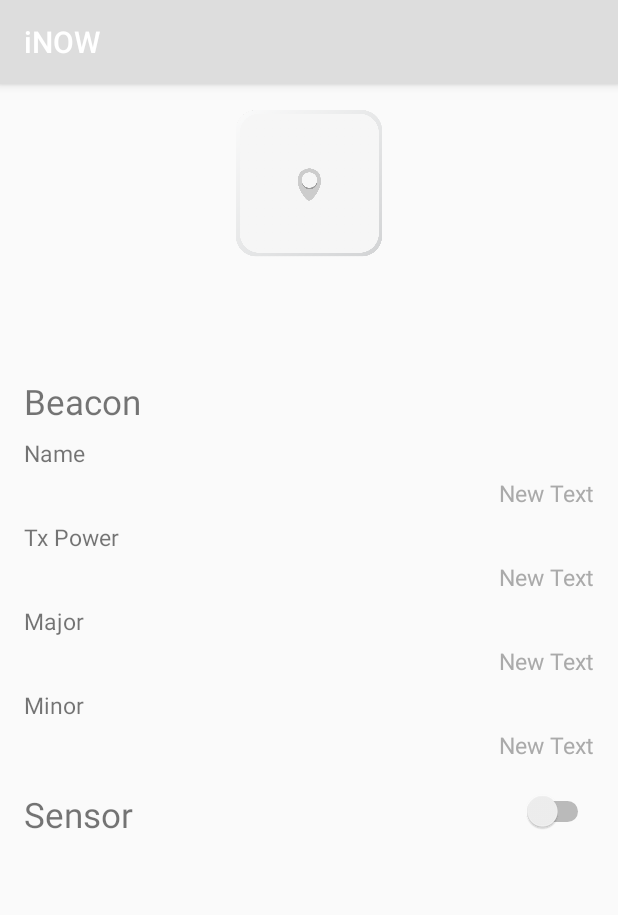
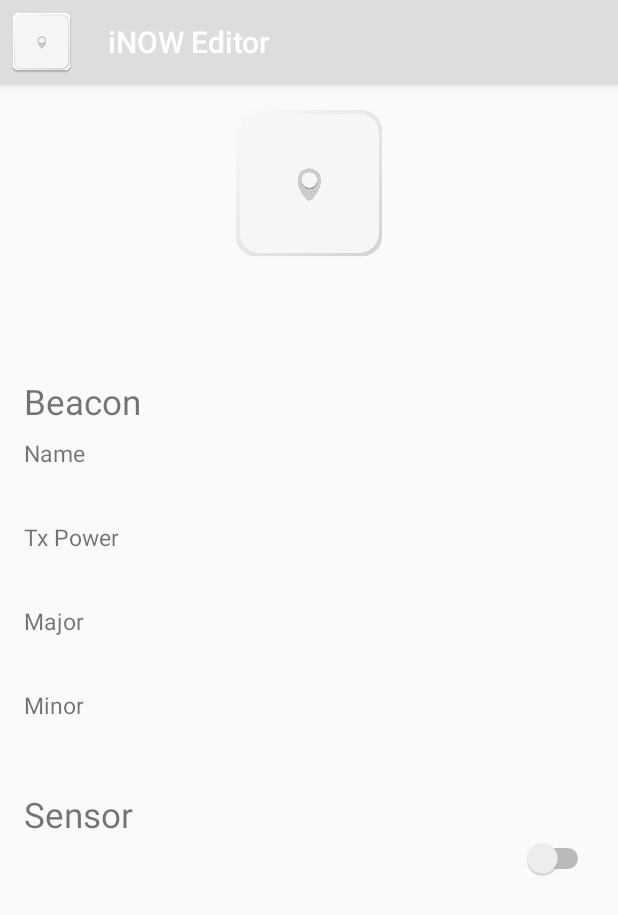
Before and after one commit to seongjo03/nemus-hi-intern, an Android app: the BeaconController screen opened directly, with no data from a screen before it, on a phone screen of 412 x 824 dp. Shown: the top 915 px of the screen. Run offline under Robolectric (Android 15) with nearby library versions, the phone set to English and light mode, and no system bars; 1 statement that could not run was skipped.

Commit message:
create beacon editor activity

```diff
--- a/BluetoothReceiver/app/src/main/java/com/example/nemus/bluetoothreceiver/BeaconController.java
+++ b/BluetoothReceiver/app/src/main/java/com/example/nemus/bluetoothreceiver/BeaconController.java
@@ -1,10 +1,19 @@
 package com.example.nemus.bluetoothreceiver;
 
+import android.app.Dialog;
+import android.content.DialogInterface;
 import android.content.Intent;
 import android.os.Bundle;
+import android.support.v7.app.AlertDialog;
 import android.support.v7.app.AppCompatActivity;
+import android.text.InputType;
 import android.util.Log;
+import android.view.KeyEvent;
+import android.view.LayoutInflater;
 import android.view.View;
+import android.widget.EditText;
+import android.widget.RelativeLayout;
+import android.widget.Switch;
 import android.widget.TextView;
 
 /**
@@ -12,20 +21,38 @@
  */
 public class BeaconController extends AppCompatActivity {
 
-	public static String data1 = "DEVICE_NAME", data2 = "DEVICE_ADDRESS", data3;
+	public static String data1 = "DEVICE_NAME",
+			data2 = "DEVICE_ADDRESS",
+			data3 = "DEVICE_TXPOWER",
+			data4 = "DEVICE_MAJOR",
+			data5 = "DEVICE_MINOR",
+			data6 = "SENSOR";
 	TextView t1, t2, t3, t4, t5, t6;
+	Switch s1;
+	RelativeLayout rl1, rl2, rl3, rl4;
+
+	int IS_CHANGED = 0;
 
 
 	public void onCreate(Bundle savedInstanceState){
 		super.onCreate(savedInstanceState);
 		setContentView(R.layout.beaconcontroller);
 
+		getSupportActionBar().setTitle(R.string.controller);
+		getSupportActionBar().setHomeAsUpIndicator(R.mipmap.inow);
+		getSupportActionBar().setDisplayHomeAsUpEnabled(true);
+
 		final Intent intent = getIntent();
 		String mDeviceName = intent.getStringExtra(data1);
 		String mDeviceAddress = intent.getStringExtra(data2);
+		String mDeviceTxPower = intent.getStringExtra(data3);
+		String mDeviceMajor = intent.getStringExtra(data4);
+		String mDeviceMinor = intent.getStringExtra(data5);
+		String mSensor = intent.getStringExtra(data6);
 
-		Log.d("data1", data1 + " " + mDeviceName);
-		Log.d("data2", data2 + " " + mDeviceAddress);
+		//Log.d("data1", data1 + " " + mDeviceName);
+		//Log.d("data2", data2 + " " + mDeviceAddress);
+		//Log.d("data6", data6 + " " + mSensor);
 
 		t1 = (TextView)findViewById(R.id.device_name);
 		t2 = (TextView)findViewById(R.id.device_bssid);
@@ -33,19 +60,128 @@
 		t4 = (TextView)findViewById(R.id.editTxPower);
 		t5 = (TextView)findViewById(R.id.editMajor);
 		t6 = (TextView)findViewById(R.id.editMinor);
+		s1 = (Switch)findViewById(R.id.switch1);
 
 		//t3.setOnclickListener(this);
 
 		t1.setText(mDeviceName);
 		t2.setText(mDeviceAddress);
+		t3.setText(mDeviceName);
+		t4.setText(mDeviceTxPower);
+		t5.setText(mDeviceMajor);
+		t6.setText(mDeviceMinor);
+		if(mSensor.equals("ON")) s1.setChecked(true);
+		else s1.setChecked(false);
+
+		rl1 = (RelativeLayout)findViewById(R.id.namespace);
+		rl2 = (RelativeLayout)findViewById(R.id.txpowerspace);
+		rl3 = (RelativeLayout)findViewById(R.id.majorspace);
+		rl4 = (RelativeLayout)findViewById(R.id.minorspace);
+
+		rl1.setOnClickListener(modify);
+		rl2.setOnClickListener(modify);
+		rl3.setOnClickListener(modify);
+		rl4.setOnClickListener(modify);
+
+		//Log.d("s1", s1.isChecked()+"");
 	}
 
+	public View.OnClickListener modify = new View.OnClickListener() {
+		public void onClick(View v) {
 
-	public void onClick(View v){
-		switch(v.getId()){
-			case R.id.editName:
-				Log.d("clickme", "hi");
+			AlertDialog.Builder dialogBuilder = new AlertDialog.Builder(BeaconController.this);
+			LayoutInflater inflater = BeaconController.this.getLayoutInflater();
+			final View dialogView = inflater.inflate(R.layout.editordialog, null);
+			dialogBuilder.setView(dialogView);
+			//Log.d("stat", "update");
+
+			final EditText value = (EditText) dialogView.findViewById(R.id.editText);
+			dialogBuilder.setNegativeButton("Cancel", null);
+
+			//Log.d("getID",v.getId()+ "");
+			switch (v.getId()) {
+				case R.id.namespace:
+					dialogBuilder.setTitle("Beacon Name");
+					value.setInputType(InputType.TYPE_CLASS_TEXT);
+					value.setHint(t3.getText());
+					dialogBuilder.setPositiveButton("OK", new PositiveBtn(0, value));
+					break;
+				case R.id.txpowerspace:
+					dialogBuilder.setTitle("Tx Power");
+					value.setHint(t4.getText());
+					dialogBuilder.setPositiveButton("OK", new PositiveBtn(1, value));
+					break;
+				case R.id.majorspace:
+					dialogBuilder.setTitle("Major");
+					value.setHint(t5.getText());
+					dialogBuilder.setPositiveButton("OK", new PositiveBtn(2, value));
+					break;
+				case R.id.minorspace:
+					dialogBuilder.setTitle("Minor");
+					value.setHint(t6.getText());
+					dialogBuilder.setPositiveButton("OK", new PositiveBtn(3, value));
+					break;
+			}
+			dialogBuilder.show();
 		}
+
+		final class PositiveBtn implements DialogInterface.OnClickListener {
+			int index = -1;
+			EditText value;
+
+			public PositiveBtn(int index, EditText value){
+				this.index = index;
+				this.value = value;
+			}
+
+			public void onClick(DialogInterface dialog, int which){
+
+				String value = this.value.getText().toString();
+				//Log.d("info", index + " " + value);
+
+				if(index == 0){
+					t3.setText(value);
+				}else if(index == 1){
+					t4.setText(value);
+				}else if(index == 2){
+					t5.setText(value);
+				}else{
+					t6.setText(value);
+				}
+				IS_CHANGED = 1;
+			}
+		};
+	};
+
+	@Override
+	public boolean onKeyDown(int keyCode, KeyEvent event) {
+		if (event.getAction() == KeyEvent.ACTION_DOWN) {
+			switch (keyCode) {
+				case KeyEvent.KEYCODE_BACK:
+					if(IS_CHANGED == 0){
+						super.onBackPressed();
+					}else{
+						AlertDialog.Builder BackBtn = new AlertDialog.Builder(BeaconController.this);
+						BackBtn.setTitle(R.string.controller);
+						BackBtn.setMessage("Update setting?");
+						BackBtn.setNegativeButton("No", new DialogInterface.OnClickListener() {
+							@Override
+							public void onClick(DialogInterface dialog, int which) {
+								finish();
+							}
+						});
+						BackBtn.setPositiveButton("Yes", new DialogInterface.OnClickListener() {
+							@Override
+							public void onClick(DialogInterface dialog, int which) {
+								finish();
+							}
+						});
+						BackBtn.show();
+					}
+					return true;
+			}
+
+		}
+		return super.onKeyDown(keyCode, event);
 	}
-
 }
--- a/BluetoothReceiver/app/src/main/res/layout/beaconcontroller.xml
+++ b/BluetoothReceiver/app/src/main/res/layout/beaconcontroller.xml
@@ -6,8 +6,7 @@
                 android:paddingBottom="@dimen/activity_vertical_margin"
                 android:paddingLeft="@dimen/activity_horizontal_margin"
                 android:paddingRight="@dimen/activity_horizontal_margin"
-                android:paddingTop="@dimen/activity_vertical_margin"
-                tools:context="com.example.nemus.bluetoothreceiver.MainActivity">
+                android:paddingTop="@dimen/activity_vertical_margin">
 
 	<LinearLayout
 		android:orientation="vertical"
@@ -72,10 +71,11 @@
 		<RelativeLayout
 			android:layout_width="match_parent"
 			android:layout_height="wrap_content"
-			android:id="@+id/relativeLayout"
+			android:id="@+id/namespace"
 			android:layout_below="@+id/textView13"
 			android:layout_marginTop="8dp"
-			android:layout_alignParentStart="true">
+			android:layout_alignParentStart="true"
+			android:clickable="true">
 
 			<TextView
 				android:layout_width="wrap_content"
@@ -100,10 +100,11 @@
 		<RelativeLayout
 			android:layout_width="match_parent"
 			android:layout_height="wrap_content"
-			android:id="@+id/relativeLayout2"
-			android:layout_below="@+id/relativeLayout"
+			android:id="@+id/txpowerspace"
+			android:layout_below="@+id/namespace"
 			android:layout_centerHorizontal="true"
-			android:layout_marginTop="8dp">
+			android:layout_marginTop="8dp"
+			android:clickable="true">
 
 			<TextView
 				android:layout_width="wrap_content"
@@ -127,10 +128,11 @@
 		<RelativeLayout
 			android:layout_width="match_parent"
 			android:layout_height="wrap_content"
-			android:id="@+id/relativeLayout3"
-			android:layout_below="@+id/relativeLayout2"
+			android:id="@+id/majorspace"
+			android:layout_below="@+id/txpowerspace"
 			android:layout_marginTop="8dp"
-			android:layout_centerHorizontal="true">
+			android:layout_centerHorizontal="true"
+			android:clickable="true">
 
 			<TextView
 				android:layout_width="wrap_content"
@@ -154,10 +156,11 @@
 		<RelativeLayout
 			android:layout_width="match_parent"
 			android:layout_height="wrap_content"
-			android:id="@+id/relativeLayout4"
-			android:layout_below="@+id/relativeLayout3"
+			android:id="@+id/minorspace"
+			android:layout_below="@+id/majorspace"
 			android:layout_marginTop="8dp"
-			android:layout_centerHorizontal="true">
+			android:layout_centerHorizontal="true"
+			android:clickable="true">
 
 			<TextView
 				android:layout_width="wrap_content"
@@ -185,14 +188,14 @@
 			android:id="@+id/textView15"
 			android:textSize="23dp"
 			android:layout_marginTop="20dp"
-			android:layout_below="@+id/relativeLayout4"
+			android:layout_below="@+id/minorspace"
 			android:layout_alignParentStart="true"/>
 
 		<Switch
 			android:layout_width="wrap_content"
 			android:layout_height="wrap_content"
 			android:id="@+id/switch1"
-			android:layout_alignTop="@+id/textView15"
+			android:layout_below="@+id/textView15"
 			android:layout_alignParentEnd="true"
 			android:checked="false"/>
 
--- a/BluetoothReceiver/app/src/main/res/values/strings.xml
+++ b/BluetoothReceiver/app/src/main/res/values/strings.xml
@@ -5,4 +5,5 @@
     <string name="beaconlist">iNOW Scanner</string>
     <string name="menu_scan">Scan</string>
     <string name="menu_stop">Stop</string>
+    <string name="controller">iNOW Editor</string>
 </resources>
--- a/BluetoothReceiver/app/src/main/res/values/styles.xml
+++ b/BluetoothReceiver/app/src/main/res/values/styles.xml
@@ -3,6 +3,13 @@
     <style name="AppTheme" parent="Theme.AppCompat.Light.DarkActionBar">
         <item name="colorPrimary">#dddddd</item>
         <item name="colorPrimaryDark">#eeeeee</item>
-        <item name="colorAccent">@color/colorAccent</item>
+        <item name="colorAccent">#888888</item>
+    </style>
+
+    <style name="AppCompatAlertDialogStyle" parent="Theme.AppCompat.Light.Dialog.Alert">
+        <item name="colorAccent">#FFCC00</item>
+
+        <item name="android:textColorPrimary">#FFFFFF</item>
+        <item name="android:background">#EEEEEE</item>
     </style>
 </resources>
```
Also changed, not shown: BluetoothReceiver/app/src/main/java/com/example/nemus/bluetoothreceiver/BeaconList.java (+9 -5 lines), BluetoothReceiver/app/src/main/res/layout/editordialog.xml (added, +21 -0 lines).
